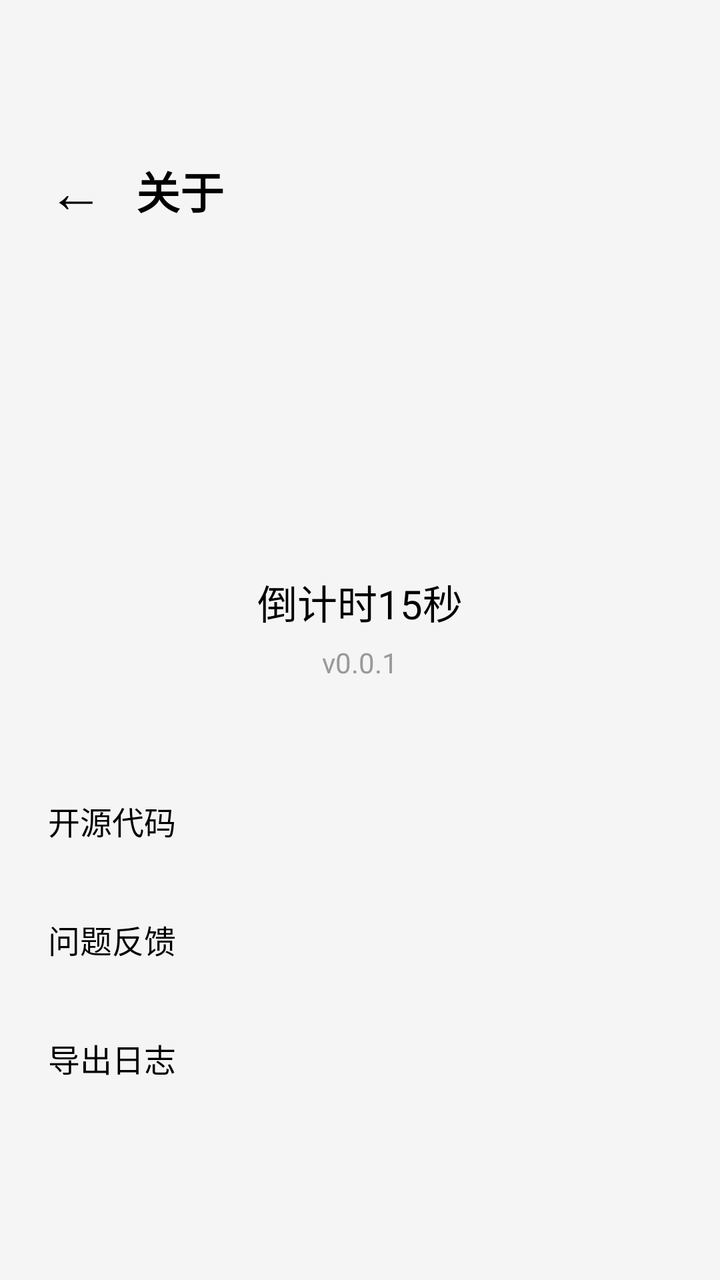
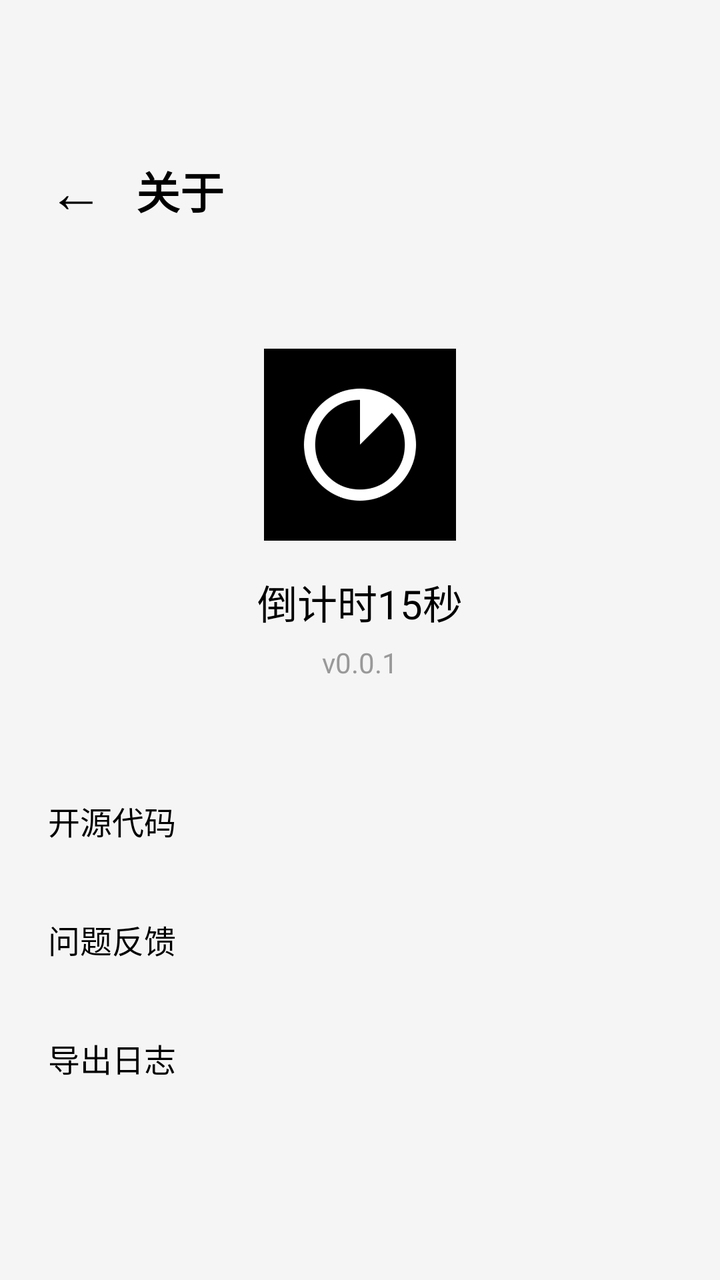

Two renders of the same Android screen: before a commit and after it. Below are the layout's source before the change and the commit's diff.
<!-- AndroidManifest.xml: application theme AppTheme -->
<!-- res/layout/activity_about.xml -->
<?xml version="1.0" encoding="utf-8"?>

<FrameLayout xmlns:android="http://schemas.android.com/apk/res/android"
    android:id="@+id/aboutRoot"
    android:layout_width="match_parent"
    android:layout_height="match_parent"
    android:background="#F5F5F5">

    <ScrollView
        android:layout_width="match_parent"
        android:layout_height="match_parent"
        android:fillViewport="true">

        <LinearLayout
            android:layout_width="match_parent"
            android:layout_height="wrap_content"
            android:orientation="vertical"
            android:paddingTop="56dp"
            android:paddingBottom="40dp">

            
            <LinearLayout
                android:layout_width="match_parent"
                android:layout_height="wrap_content"
                android:orientation="horizontal"
                android:gravity="center_vertical"
                android:paddingHorizontal="16dp"
                android:paddingVertical="12dp">

                <TextView
                    android:id="@+id/aboutBack"
                    android:layout_width="wrap_content"
                    android:layout_height="wrap_content"
                    android:text="←"
                    android:textSize="28sp"
                    android:padding="8dp"
                    android:textColor="#000000" />

                <TextView
                    android:id="@+id/aboutTitle"
                    android:layout_width="wrap_content"
                    android:layout_height="wrap_content"
                    android:text="关于"
                    android:textSize="22sp"
                    android:textStyle="bold"
                    android:layout_marginStart="8dp"
                    android:textColor="#000000" />

            </LinearLayout>

            
            <ImageView
                android:layout_width="96dp"
                android:layout_height="96dp"
                android:layout_gravity="center_horizontal"
                android:layout_marginTop="40dp"
                android:src="@mipmap/ic_launcher"
                android:contentDescription="App 图标" />

            
            <TextView
                android:id="@+id/aboutAppName"
                android:layout_width="wrap_content"
                android:layout_height="wrap_content"
                android:layout_gravity="center_horizontal"
                android:layout_marginTop="16dp"
                android:text="倒计时15秒"
                android:textSize="20sp"
                android:textColor="#000000" />

            
            <TextView
                android:id="@+id/aboutAppVersion"
                android:layout_width="wrap_content"
                android:layout_height="wrap_content"
                android:layout_gravity="center_horizontal"
                android:layout_marginTop="6dp"
                android:text="v0.0.1"
                android:textSize="14sp"
                android:textColor="#999999" />

            
            <TextView
                android:id="@+id/itemOpenSource"
                android:layout_width="match_parent"
                android:layout_height="wrap_content"
                android:paddingHorizontal="24dp"
                android:paddingVertical="18dp"
                android:layout_marginTop="40dp"
                android:text="开源代码"
                android:textSize="16sp"
                android:textColor="#000000"
                android:background="?android:attr/selectableItemBackground" />

            
            <TextView
                android:id="@+id/itemFeedback"
                android:layout_width="match_parent"
                android:layout_height="wrap_content"
                android:paddingHorizontal="24dp"
                android:paddingVertical="18dp"
                android:text="问题反馈"
                android:textSize="16sp"
                android:textColor="#000000"
                android:background="?android:attr/selectableItemBackground" />

            
            <TextView
                android:id="@+id/itemExportLog"
                android:layout_width="match_parent"
                android:layout_height="wrap_content"
                android:paddingHorizontal="24dp"
                android:paddingVertical="18dp"
                android:text="导出日志"
                android:textSize="16sp"
                android:textColor="#000000"
                android:background="?android:attr/selectableItemBackground" />

        </LinearLayout>
    </ScrollView>
</FrameLayout>
<!-- resources referenced by this layout -->
<resources>
  <!-- mipmap ic_launcher (mipmap-anydpi-v26) -->
  <?xml version="1.0" encoding="utf-8"?>
  <adaptive-icon xmlns:android="http://schemas.android.com/apk/res/android">
    <background android:drawable="@mipmap/ic_launcher_background"/>
    <foreground android:drawable="@mipmap/ic_launcher_foreground"/>
    <monochrome android:drawable="@mipmap/ic_launcher_monochrome"/>
  </adaptive-icon>
  <style name="AppTheme" parent="Theme.AppCompat.Light.NoActionBar">
          <item name="android:windowBackground">#F5F5F5</item>
          <item name="android:textColorPrimary">#000000</item>
          <item name="android:textColorSecondary">#AAAAAA</item>
          <item name="colorAccent">#2196F3</item>
          <item name="android:windowTranslucentStatus">true</item>
          <item name="android:statusBarColor">@android:color/transparent</item>
          <item name="android:windowLightStatusBar">true</item>
      </style>
</resources>

<!-- the commit's change to res/layout/activity_about.xml (unified diff, before → after) -->
@@ -54,7 +54,7 @@
                 android:layout_height="96dp"
                 android:layout_gravity="center_horizontal"
                 android:layout_marginTop="40dp"
-                android:src="@mipmap/ic_launcher"
+                android:src="@drawable/ic_app"
                 android:contentDescription="App 图标" />
 
             
<!-- resource entries referenced after the edit -->
@@ -1,12 +1,6 @@
 <!-- resources referenced by this layout -->
 <resources>
-  <!-- mipmap ic_launcher (mipmap-anydpi-v26) -->
-  <?xml version="1.0" encoding="utf-8"?>
-  <adaptive-icon xmlns:android="http://schemas.android.com/apk/res/android">
-    <background android:drawable="@mipmap/ic_launcher_background"/>
-    <foreground android:drawable="@mipmap/ic_launcher_foreground"/>
-    <monochrome android:drawable="@mipmap/ic_launcher_monochrome"/>
-  </adaptive-icon>
+  <!-- drawable ic_app: png bitmap (drawable, 24617 bytes) -->
   <style name="AppTheme" parent="Theme.AppCompat.Light.NoActionBar">
           <item name="android:windowBackground">#F5F5F5</item>
           <item name="android:textColorPrimary">#000000</item>
